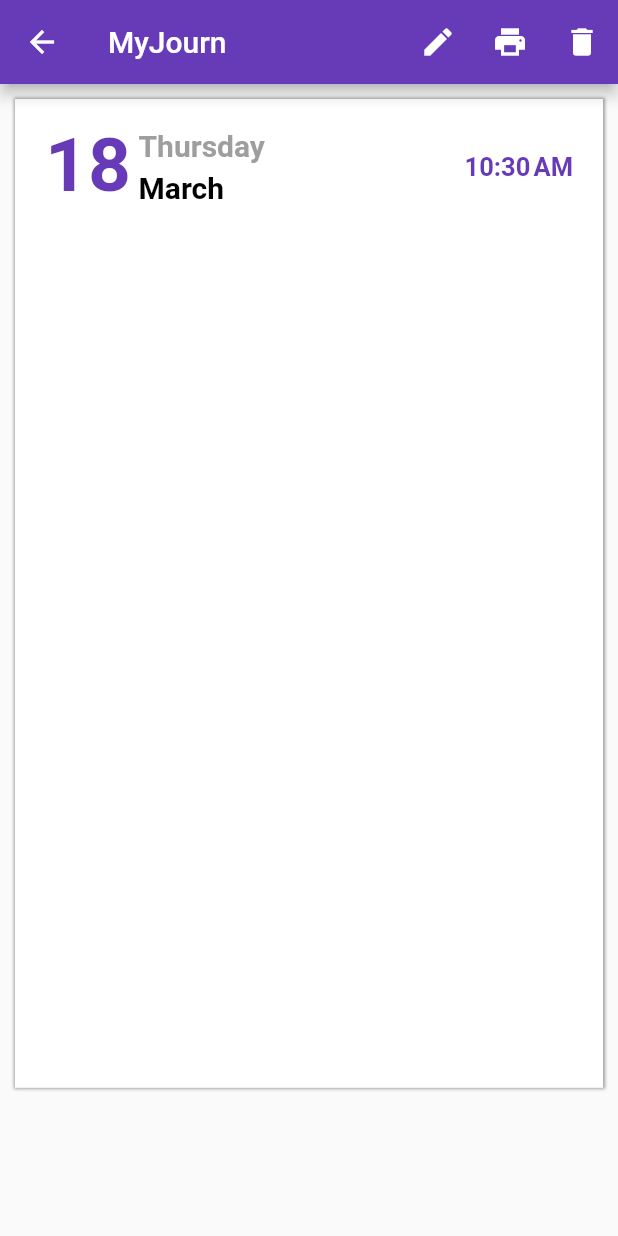
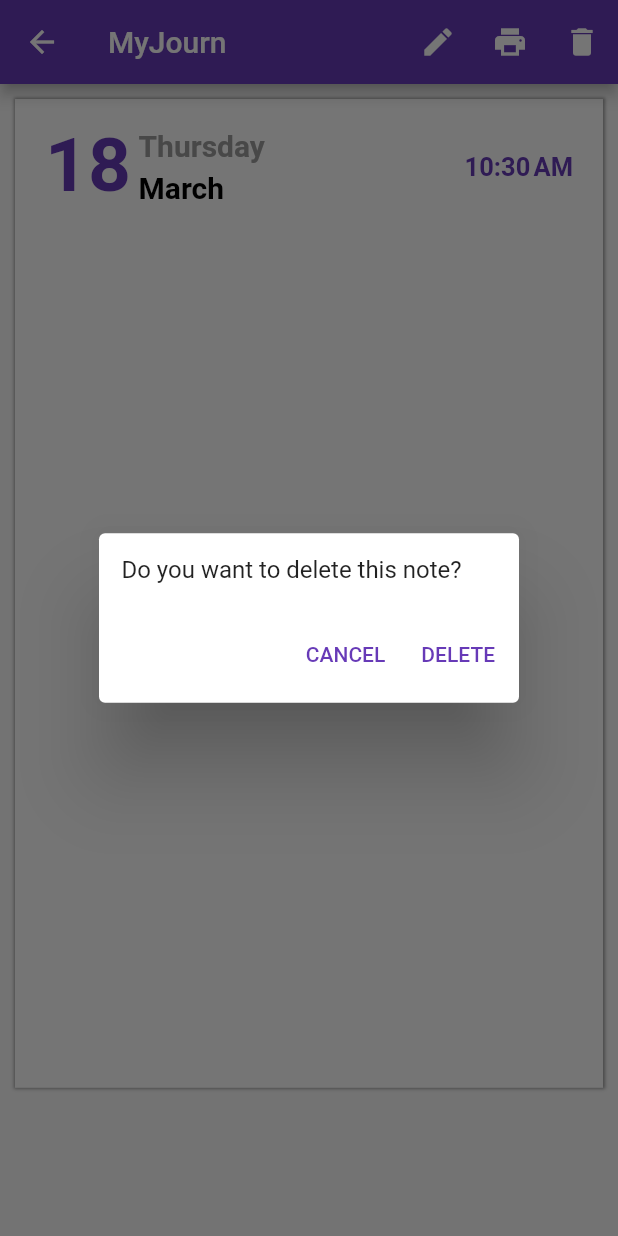
Before and after one commit to wizardoma/myjourn, a Flutter app: the ViewJournalScreen screen opened directly with empty values, after a tap on the "delete" icon, on a phone screen of 412 x 824 dp. Run offline on Flutter 3.47's test engine with Material 2 defaults, Android fonts, the phone set to English and light mode, and no system bars.

Commit message:
feat: Add delete Functionality to journal

```diff
--- a/lib/providers/journal_provider.dart
+++ b/lib/providers/journal_provider.dart
@@ -48,6 +48,7 @@ class JournalProvider with ChangeNotifier {
 
   void deleteJournal(String id) {
     this._journals.removeWhere((element) => element.id == id);
+    notifyListeners();
   }
 
   void editJournal(String id, String body) {
--- a/lib/screens/journal/view_journal_screen.dart
+++ b/lib/screens/journal/view_journal_screen.dart
@@ -1,9 +1,40 @@
 import 'package:flutter/material.dart';
 import 'package:flutterfrontend/models/journal.dart';
+import 'package:flutterfrontend/providers/journal_provider.dart';
 import 'package:intl/intl.dart';
+import 'package:provider/provider.dart';
 
 class ViewJournalScreen extends StatelessWidget {
   static const routeName = "/viewJournal";
+
+  void deleteJournal(String id, BuildContext context) {
+    showDialog(
+        context: context,
+        builder: (context) {
+          return AlertDialog(
+            contentPadding: EdgeInsets.all(15),
+            content: Text("Do you want to delete this note?"),
+            actions: [
+              TextButton(
+                  onPressed: () {
+                    Navigator.of(context).pop(false);
+                  },
+                  child: Text("CANCEL")),
+              TextButton(
+                  onPressed: () {
+                    Navigator.of(context).pop(true);
+                  },
+                  child: Text("DELETE"))
+            ],
+          );
+        }).then((value) {
+          print(value);
+      if (value) {
+        Provider.of<JournalProvider>(context, listen: false)
+            .deleteJournal(id);
+        Navigator.of(context).pop();}
+    });
+  }
 
   @override
   Widget build(BuildContext context) {
@@ -14,7 +45,9 @@ class ViewJournalScreen extends StatelessWidget {
         actions: [
           IconButton(icon: Icon(Icons.edit), onPressed: () {}),
           IconButton(icon: Icon(Icons.print), onPressed: () {}),
-          IconButton(icon: Icon(Icons.delete), onPressed: () {}),
+          IconButton(
+              icon: Icon(Icons.delete),
+              onPressed: () => deleteJournal(journal.id, context)),
         ],
       ),
       body: Container(
```
